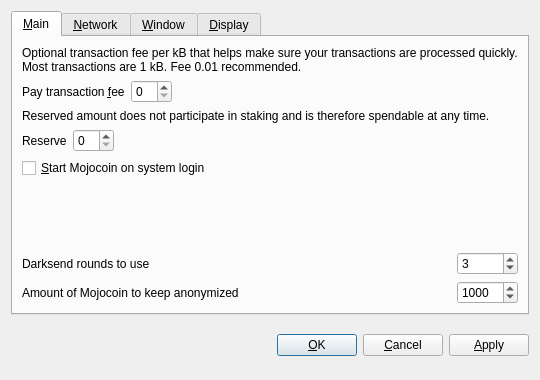
Before: the Qt Designer form src/qt/forms/optionsdialog.ui in dsutil/mojocoin, drawn with Qt 5.
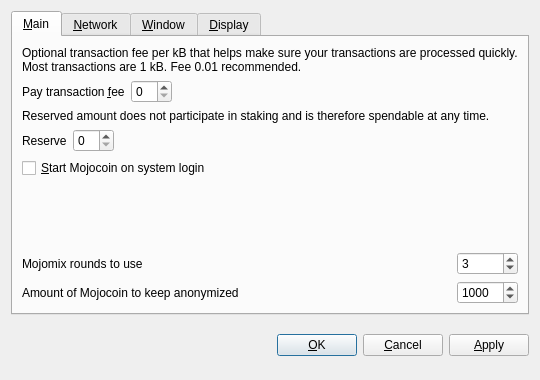
After: the same form once the commit is applied. Custom widgets are drawn as their Qt base class.

Commit message: 'Darksend' to 'Mojomix'

```diff
--- a/src/qt/forms/optionsdialog.ui
+++ b/src/qt/forms/optionsdialog.ui
@@ -151,7 +151,7 @@
           <string>&lt;html&gt;&lt;head/&gt;&lt;body&gt;&lt;p&gt;This setting determines the amount of individual masternodes that an input will be anonymized through. More rounds of anonymization gives a higher degree of privacy, but also costs more in fees.&lt;/p&gt;&lt;/body&gt;&lt;/html&gt;</string>
          </property>
          <property name="text">
-          <string>Darksend rounds to use</string>
+          <string>Mojomix rounds to use</string>
          </property>
         </widget>
        </item>
```
Left out of the diff: 2 changed lines with no effect on the pictures. The commit also changes 7 other files.
